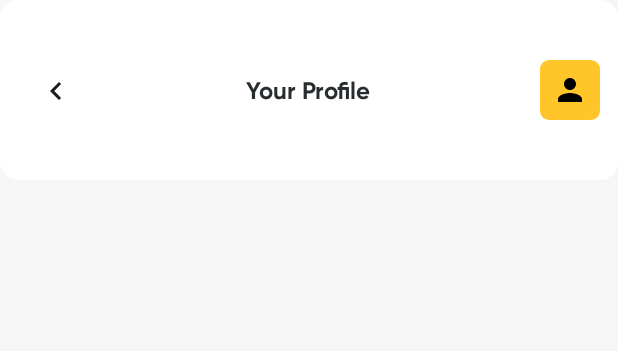
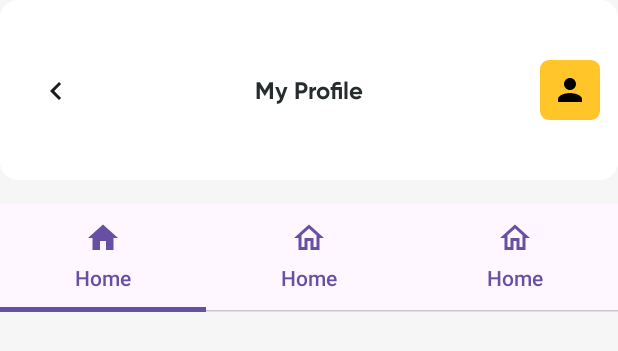
Before and after one commit to jenAndroidDev/Composefood, an Android app built with Jetpack Compose: the @Preview function PreviewProfileScreen, on a phone screen of 412 x 824 dp. Shown: the top 351 px of the screen. Run offline under Robolectric (Android 15) with nearby library versions, the light colour scheme and no system bars.

Commit message:
Profile Screen Tab Composable

```diff
--- a/app/src/main/java/com/example/composefood/feature/profile/presentation/ProfileScreen.kt
+++ b/app/src/main/java/com/example/composefood/feature/profile/presentation/ProfileScreen.kt
@@ -13,12 +13,21 @@ import androidx.compose.foundation.layout.height
 import androidx.compose.foundation.layout.padding
 import androidx.compose.foundation.shape.RoundedCornerShape
 import androidx.compose.material.icons.Icons
+import androidx.compose.material.icons.filled.Home
 import androidx.compose.material.icons.filled.KeyboardArrowLeft
 import androidx.compose.material.icons.filled.Person
+import androidx.compose.material.icons.outlined.Home
+import androidx.compose.material3.Icon
 import androidx.compose.material3.MaterialTheme
 import androidx.compose.material3.Surface
+import androidx.compose.material3.Tab
+import androidx.compose.material3.TabRow
 import androidx.compose.material3.Text
 import androidx.compose.runtime.Composable
+import androidx.compose.runtime.getValue
+import androidx.compose.runtime.mutableIntStateOf
+import androidx.compose.runtime.remember
+import androidx.compose.runtime.setValue
 import androidx.compose.ui.Alignment
 import androidx.compose.ui.Modifier
 import androidx.compose.ui.graphics.Color
@@ -39,6 +48,7 @@ fun ProfileScreen(modifier: Modifier = Modifier){
         Column(modifier = modifier.background(color = GREY_10)) {
             Header(modifier = modifier)
             Spacer(modifier = modifier.height(16.dp))
+            ProfileTab(modifier)
         }
 
     }
@@ -62,7 +72,7 @@ private fun Header(modifier: Modifier){
                 icon = Icons.Default.KeyboardArrowLeft)
 
         }
-        MediumHeightText(text = "Your Profile")
+        MediumHeightText(text = "My Profile")
         Box(
             modifier = modifier
                 .weight(1f)
@@ -76,6 +86,49 @@ private fun Header(modifier: Modifier){
     }
 }
 
+@Composable
+fun ProfileTab(modifier: Modifier){
+
+    val tabItems = listOf(
+        TabItem(selectedIcon = Icons.Filled.Home,
+            unselectedIcon = Icons.Outlined.Home,
+            "Home"),
+        TabItem(selectedIcon = Icons.Filled.Home,
+            unselectedIcon = Icons.Outlined.Home,
+            "Home"),
+        TabItem(selectedIcon = Icons.Filled.Home,
+            unselectedIcon = Icons.Outlined.Home,
+            "Home"),
+
+    )
+    var selectedTabIndex by remember {
+        mutableIntStateOf(0)
+    }
+    Column(modifier = modifier.fillMaxSize()) {
+        TabRow(selectedTabIndex = selectedTabIndex) {
+            tabItems.forEachIndexed { index, tabItem ->
+                Tab(
+                    selected = (index==selectedTabIndex),
+                    onClick = {
+                    selectedTabIndex = index
+                    },
+                    text = {
+                        Text(text = tabItem.description)
+                    },
+                    icon = {
+                        Icon(imageVector =
+                        if (index==selectedTabIndex){
+                            tabItem.selectedIcon
+                        }else{ tabItem.unselectedIcon },
+                            contentDescription = tabItem.description)
+
+                    }
+                )
+            }
+        }
+    }
+}
+
 @Preview
 @Composable
 fun PreviewProfileScreen(){
--- /dev/null
+++ b/app/src/main/java/com/example/composefood/feature/profile/presentation/TabItem.kt
@@ -0,0 +1,9 @@
+package com.example.composefood.feature.profile.presentation
+
+import androidx.compose.ui.graphics.vector.ImageVector
+
+data class TabItem(
+    val selectedIcon:ImageVector,
+    val unselectedIcon:ImageVector,
+    val description:String
+)
--- a/app/src/main/java/com/example/composefood/navigation/navgraphs/CoreNavGraph.kt
+++ b/app/src/main/java/com/example/composefood/navigation/navgraphs/CoreNavGraph.kt
@@ -86,7 +86,6 @@ fun RowScope.AddItem(
 ){
 
     BottomNavigationItem(
-
         selected = currentDestination?.hierarchy?.any { it.route==screen.route }!!,
         onClick = {
                   navHostController.navigate(screen.route){
@@ -121,10 +120,11 @@ fun CoreNavGraph(navHostController: NavHostController){
             CartScreen(){
 
             }
+
         }
 
         composable(route = BottomBarScreen.FAVOURITES.route){
-            FavouritesScreen()
+            ProfileScreen()
         }
 
         composable(route = BottomBarScreen.PROFILE.route){
--- a/app/src/main/java/com/example/composefood/navigation/navgraphs/HomeNavGraph.kt
+++ b/app/src/main/java/com/example/composefood/navigation/navgraphs/HomeNavGraph.kt
@@ -9,6 +9,7 @@ import androidx.navigation.compose.composable
 import com.example.composefood.feature.favourites.presentation.FavouritesScreen
 import com.example.composefood.feature.cart.presentation.CartScreen
 import com.example.composefood.feature.home.presentation.MainScreen
+import com.example.composefood.feature.profile.presentation.ProfileScreen
 import com.example.composefood.feature.search.presentation.SearchScreen
 import com.example.composefood.navigation.BottomBarScreen
 
@@ -39,7 +40,7 @@ fun HomeScreenNavGraph(navHostController: NavHostController){
             }
         }
         composable(route = BottomBarScreen.FAVOURITES.route){
-            FavouritesScreen()
+           ProfileScreen()
         }
 
     }
```
